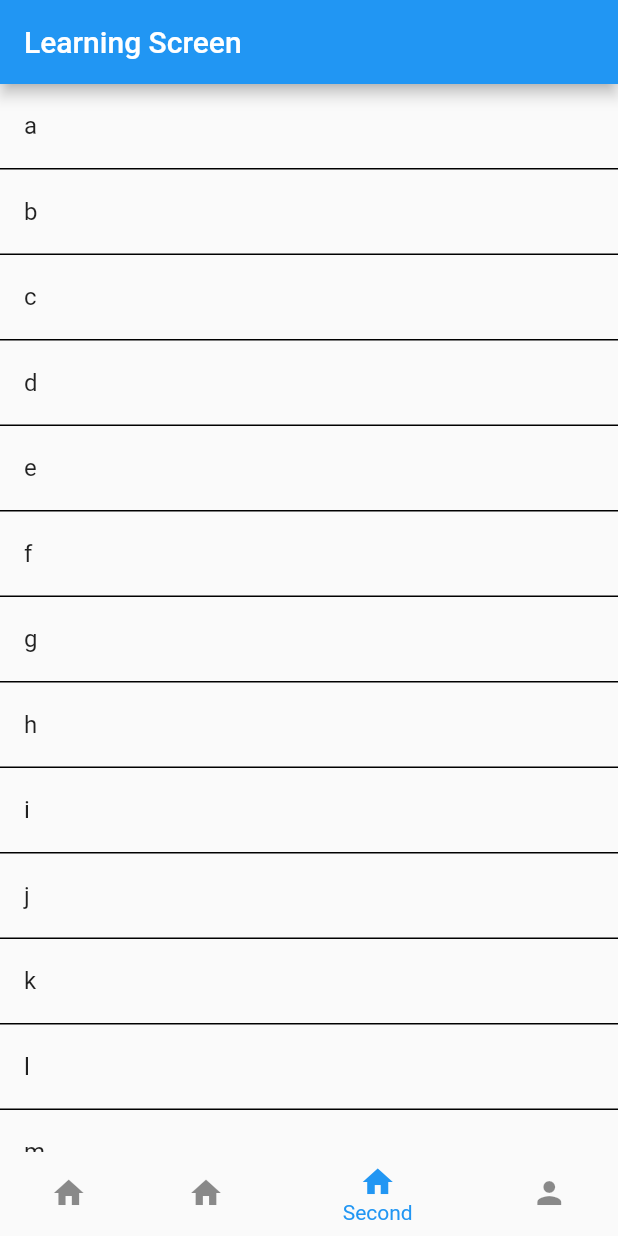
After one commit to ParthTagalpallewar/SignSence, a Flutter app: the DashBoradScreen screen opened directly, item 3 of the bottom bar chosen, on a phone screen of 412 x 824 dp. The commit adds this screen. Run offline on Flutter 3.47's test engine with Material 2 defaults, Android fonts, the phone set to English and light mode, and no system bars; our stand-ins replace camera, firebase_auth, firebase_core; missing offline and left inert: flutter_tflite; accounts and stored records are empty; network calls fail.

Commit message:
All Screen Made Successfully

```diff
--- a/lib/main.dart
+++ b/lib/main.dart
@@ -13,8 +13,6 @@ Future<void> main() async {
 class MyApp extends StatelessWidget {
   @override
   Widget build(BuildContext context) {
-    // ignore: prefer_const_constructors
-
     return const MaterialApp(
       debugShowCheckedModeBanner: false,
       title: 'My App',
--- /dev/null
+++ b/lib/screens/dash_board.dart
@@ -0,0 +1,62 @@
+import 'package:app/screens/Second.dart';
+import 'package:app/screens/learning_screen.dart';
+import 'package:app/screens/profil_screen.dart';
+import 'package:flutter/material.dart';
+
+import 'home_screen.dart';
+
+class DashBoradScreen extends StatefulWidget {
+  const DashBoradScreen({Key? key}) : super(key: key);
+
+  @override
+  State<DashBoradScreen> createState() => _DashBoradScreenState();
+}
+
+class _DashBoradScreenState extends State<DashBoradScreen> {
+
+  final pages = {HomeScreen(), Second(), LearningScreen(), ProfileScreen()};
+  var index = 0;
+
+
+
+  @override
+  Widget build(BuildContext context) {
+    return Scaffold(
+
+      body: Center(
+        child: pages.elementAt(index),
+      ),
+
+      bottomNavigationBar: BottomNavigationBar(
+        backgroundColor: Colors.white10,
+        selectedItemColor: Colors.blue,
+        unselectedItemColor: Colors.black45,
+        elevation: 0,
+        items: const <BottomNavigationBarItem>[
+          BottomNavigationBarItem(
+            icon: Icon(Icons.home),
+            label: "Home"
+          ),BottomNavigationBarItem(
+            icon: Icon(Icons.home),
+            label: "Second"
+          ),BottomNavigationBarItem(
+            icon: Icon(Icons.home),
+            label: "Second"
+          ),BottomNavigationBarItem(
+            icon: Icon(Icons.person),
+            label: "Profile"
+          ),
+        ],
+        currentIndex: index,
+        onTap: _onItemTapped,
+      ),
+
+    );
+  }
+
+  void _onItemTapped(int indexx) {
+    setState(() {
+      index = indexx;
+    });
+  }
+}
--- /dev/null
+++ b/lib/screens/learning_screen.dart
@@ -0,0 +1,66 @@
+import 'package:app/screens/details_learning_scree.dart';
+import 'package:flutter/material.dart';
+
+class LearningScreen extends StatefulWidget {
+  const LearningScreen({Key? key}) : super(key: key);
+
+  @override
+  State<LearningScreen> createState() => _LearningScreenState();
+}
+
+class _LearningScreenState extends State<LearningScreen> {
+  final words = [];
+
+  @override
+  void initState() {
+    // TODO: implement initState
+    super.initState();
+
+    int c = "a".codeUnitAt(0);
+    int end = "z".codeUnitAt(0);
+    while (c <= end) {
+      var curr = String.fromCharCode(c);
+
+      words.add(curr);
+
+      c++;
+    }
+
+    c = "A".codeUnitAt(0);
+    end = "Z".codeUnitAt(0);
+    while (c <= end) {
+      var curr = String.fromCharCode(c);
+
+      words.add(curr);
+
+      c++;
+    }
+  }
+
+  @override
+  Widget build(BuildContext context) {
+    return Scaffold(
+      appBar: AppBar(
+        title: const Text("Learning Screen"),
+      ),
+      body: ListView.builder(
+          itemCount: words.length,
+          itemBuilder: (BuildContext context, int index) {
+            return Container(
+              decoration:
+                  const BoxDecoration(border: Border(bottom: BorderSide())),
+              child: ListTile(
+                onTap: () {
+                  Navigator.push(
+                      context,
+                      MaterialPageRoute(
+                          builder: (context) =>
+                              LearningDetailsScreen(words[index])));
+                },
+                title: Text(words[index]),
+              ),
+            );
+          }),
+    );
+  }
+}
--- a/lib/screens/login_screen.dart
+++ b/lib/screens/login_screen.dart
@@ -2,6 +2,7 @@ import 'package:app/screens/sign_up_screen.dart';
 import 'package:flutter/material.dart';
 import 'package:firebase_auth/firebase_auth.dart';
 
+import 'dash_board.dart';
 import 'home_screen.dart';
 
 class LoginScreen extends StatefulWidget {
@@ -29,7 +30,7 @@ class _LoginScreenState extends State<LoginScreen> {
       if (user != null) {
         Navigator.pushReplacement(
           context,
-          MaterialPageRoute(builder: (context) => const HomeScreen()),
+          MaterialPageRoute(builder: (context) => const DashBoradScreen()),
         );
       }
     });
@@ -146,7 +147,7 @@ class _LoginScreenState extends State<LoginScreen> {
 
       Navigator.pushReplacement(
         context,
-        MaterialPageRoute(builder: (context) => const HomeScreen()),
+        MaterialPageRoute(builder: (context) => const DashBoradScreen()),
       );
 
 
--- a/lib/screens/sign_up_screen.dart
+++ b/lib/screens/sign_up_screen.dart
@@ -1,6 +1,7 @@
 import 'package:flutter/material.dart';
 import 'package:firebase_auth/firebase_auth.dart';
 
+import 'dash_board.dart';
 import 'home_screen.dart';
 
 class SignUpScreen extends StatefulWidget {
@@ -28,7 +29,7 @@ class _SignUpScreenState extends State<SignUpScreen> {
       if (user != null) {
         Navigator.pushReplacement(
           context,
-          MaterialPageRoute(builder: (context) => const HomeScreen()),
+          MaterialPageRoute(builder: (context) => const DashBoradScreen()),
         );
       }
     });
@@ -128,7 +129,7 @@ class _SignUpScreenState extends State<SignUpScreen> {
 
       Navigator.pushReplacement(
         context,
-        MaterialPageRoute(builder: (context) => const HomeScreen()),
+        MaterialPageRoute(builder: (context) => const DashBoradScreen()),
       );
 
     } on FirebaseAuthException catch (e) {
```
Also changed, not shown: lib/screens/Second.dart (added, +47 -0 lines), lib/screens/details_learning_scree.dart (added, +29 -0 lines), lib/screens/profil_screen.dart (added, +44 -0 lines).
